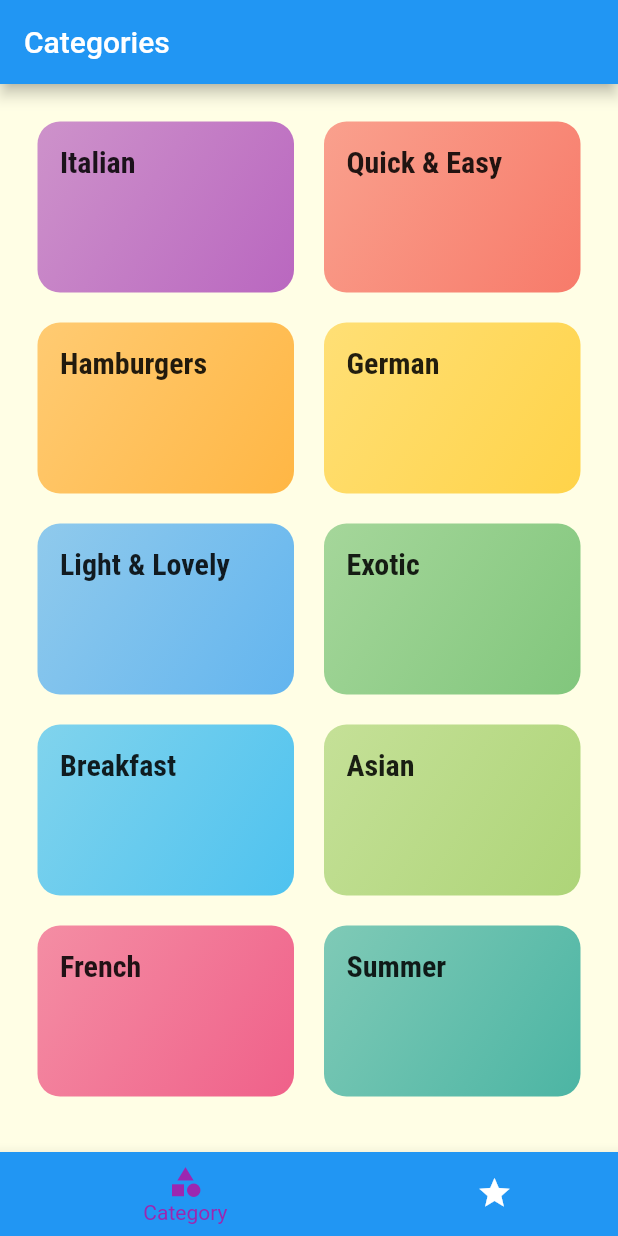
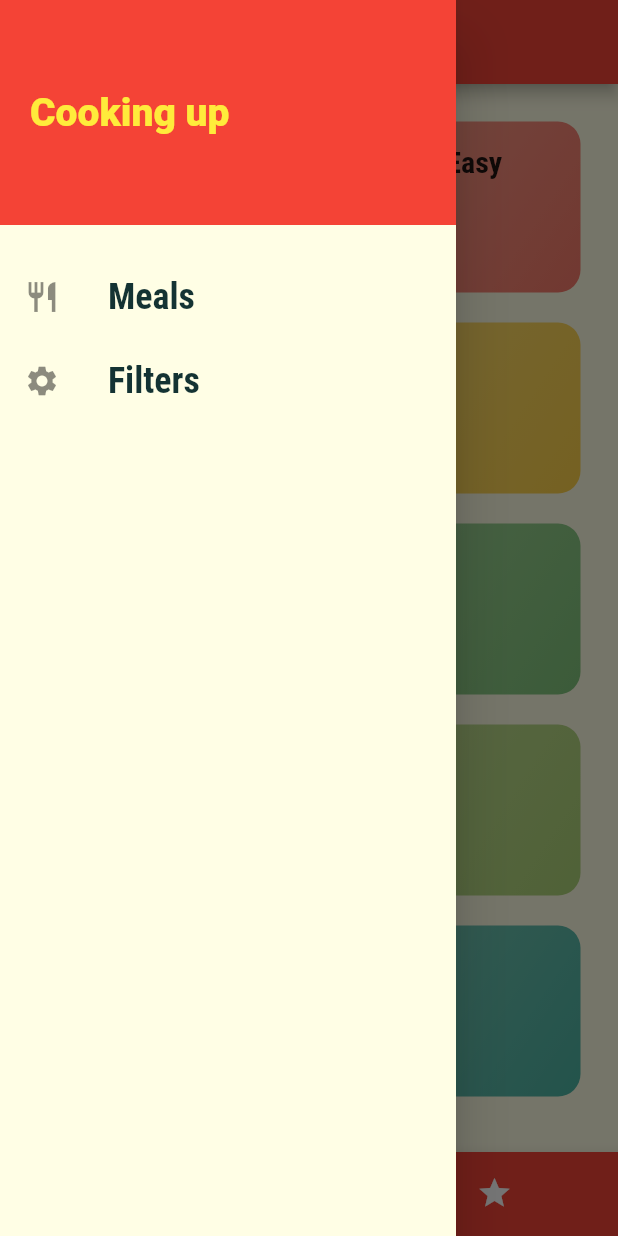
Before and after one commit to ngovanthien10598/meals_app, a Flutter app: the screen it shows after launch, with the side drawer open (before the commit the screen has no drawer), on a phone screen of 412 x 824 dp. Run offline on Flutter 3.47's test engine with Material 2 defaults, Android fonts, the phone set to English and light mode, and no system bars.

Commit message:
Filter meals

```diff
--- a/lib/main.dart
+++ b/lib/main.dart
@@ -1,19 +1,49 @@
 import 'package:flutter/material.dart';
+import 'package:meals_app/dummy-data.dart';
+import 'package:meals_app/models/meal.dart';
 import 'package:meals_app/screen/categories.dart';
 import 'package:meals_app/screen/category_meals.dart';
+import 'package:meals_app/screen/filters_screen.dart';
 import 'package:meals_app/screen/meal_detail.dart';
 import 'package:meals_app/screen/tabs_screen.dart';
 
 void main() => runApp(MyApp());
 
-class MyApp extends StatelessWidget {
+class MyApp extends StatefulWidget {
+  @override
+  _MyAppState createState() => _MyAppState();
+}
+
+class _MyAppState extends State<MyApp> {
+  Map<String, bool> _filters = {
+    'gluten': false,
+    'lactose': false,
+    'vegan': false,
+    'vegetarian': false
+  };
+
+  List<Meal> _availableMeals = DUMMY_MEALS;
+
+  void _setFilters(Map<String, bool> filterData) {
+    setState(() {
+      _filters = filterData;
+      _availableMeals = DUMMY_MEALS.where((meal) {
+         if (_filters['gluten'] && !meal.isGlutenFree) return false;
+         if (_filters['lactose'] && !meal.isLactoseFree) return false;
+         if (_filters['vegan'] && !meal.isVegan) return false;
+         if (_filters['vegetarian'] && !meal.isVegetarian) return false;
+         return true;
+      }).toList();
+    });
+  }
+
   @override
   Widget build(BuildContext context) {
     return MaterialApp(
       debugShowCheckedModeBanner: false,
       theme: ThemeData(
-        primarySwatch: Colors.blue,
-        accentColor: Colors.purple,
+        primarySwatch: Colors.red,
+        accentColor: Colors.yellow,
         canvasColor: Color.fromRGBO(255, 254, 229, 1),
         textTheme: ThemeData.light().textTheme.copyWith(
               body1: TextStyle(
@@ -31,10 +61,11 @@ class MyApp extends StatelessWidget {
       ),
       // home: CategoriesScreen(),
       routes: {
-        TabsScreen.routeName: (ctx) => TabsScreen(),
+        '/': (ctx) => TabsScreen(),
         CategoriesScreen.routeName: (ctx) => CategoriesScreen(),
-        CategoryMealsScreen.routeName: (ctx) => CategoryMealsScreen(),
-        MealDetailScreen.routeName: (ctx) => MealDetailScreen()
+        CategoryMealsScreen.routeName: (ctx) => CategoryMealsScreen(_availableMeals),
+        MealDetailScreen.routeName: (ctx) => MealDetailScreen(),
+        FiltersScreen.routeName: (ctx) => FiltersScreen(_filters, _setFilters)
       },
     );
   }
--- a/lib/screen/tabs_screen.dart
+++ b/lib/screen/tabs_screen.dart
@@ -1,6 +1,7 @@
 import 'package:flutter/material.dart';
 import 'package:meals_app/screen/categories.dart';
 import 'package:meals_app/screen/favorite_screen.dart';
+import 'package:meals_app/widgets/main_drawer.dart';
 
 class TabsScreen extends StatefulWidget {
   static const String routeName = '/';
@@ -28,6 +29,7 @@ class _TabsScreenState extends State<TabsScreen> {
         title: Text(pages[_selectedPageIndex]['title']),
       ),
       body: pages[_selectedPageIndex]['page'],
+      drawer: MainDrawer(),
       bottomNavigationBar: BottomNavigationBar(
         onTap: _handleTabSelect,
         unselectedItemColor: Colors.white,
--- /dev/null
+++ b/lib/widgets/main_drawer.dart
@@ -0,0 +1,65 @@
+import 'package:flutter/material.dart';
+import 'package:meals_app/screen/filters_screen.dart';
+import 'package:meals_app/screen/tabs_screen.dart';
+
+class MainDrawer extends StatelessWidget {
+  Widget _buildListTile(IconData icon, String title, Function tapHandler) {
+    return ListTile(
+      onTap: tapHandler,
+      leading: Icon(
+        icon,
+        size: 24,
+      ),
+      title: Text(
+        title,
+        style: TextStyle(
+          fontFamily: 'RobotoCondensed',
+          fontSize: 24,
+          fontWeight: FontWeight.bold,
+        ),
+      ),
+    );
+  }
+
+  @override
+  Widget build(BuildContext context) {
+    return Drawer(
+      child: Column(
+        children: <Widget>[
+          Container(
+            height: 150,
+            width: double.infinity,
+            padding: EdgeInsets.all(20),
+            alignment: Alignment.centerLeft,
+            color: Theme.of(context).primaryColor,
+            child: Text(
+              'Cooking up',
+              style: TextStyle(
+                fontWeight: FontWeight.w900,
+                fontSize: 26,
+                color: Theme.of(context).accentColor,
+              ),
+            ),
+          ),
+          SizedBox(
+            height: 20,
+          ),
+          _buildListTile(
+            Icons.restaurant,
+            "Meals",
+            () {
+              Navigator.of(context).pushReplacementNamed('/');
+            },
+          ),
+          _buildListTile(
+            Icons.settings,
+            "Filters",
+            () {
+              Navigator.of(context).pushReplacementNamed(FiltersScreen.routeName);
+            },
+          ),
+        ],
+      ),
+    );
+  }
+}
```
Also changed, not shown: lib/screen/category_meals.dart (+40 -18 lines), lib/screen/filters_screen.dart (added, +121 -0 lines), lib/screen/meal_detail.dart (+8 -0 lines), lib/widgets/meal_item.dart (+10 -1 lines).
